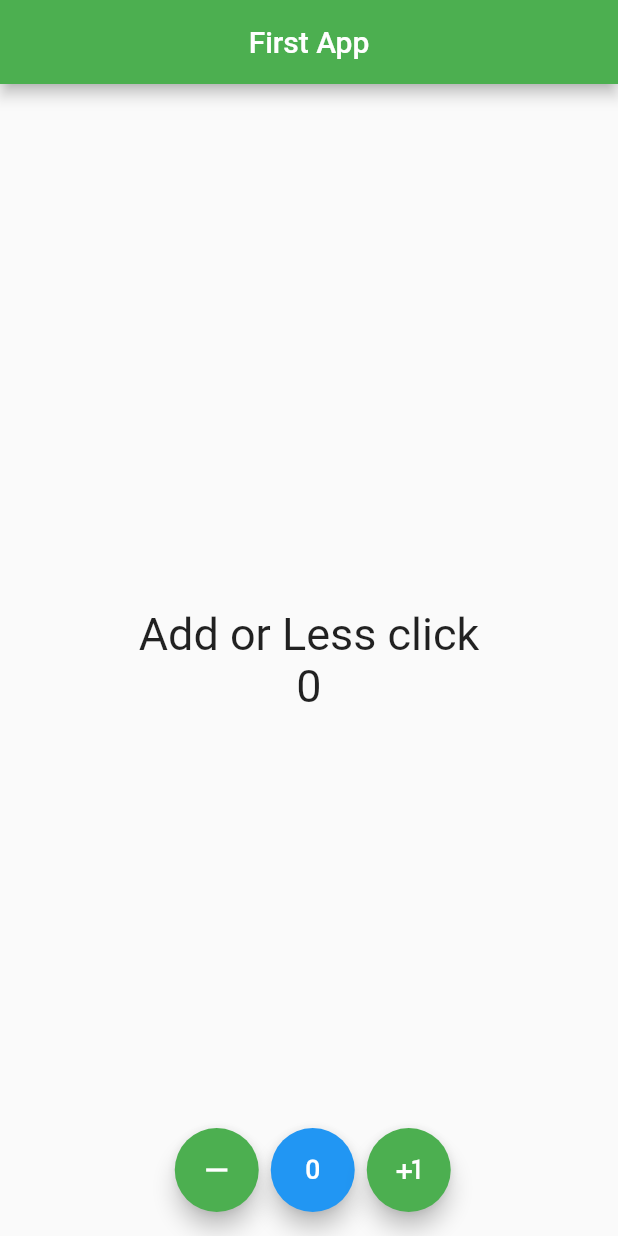
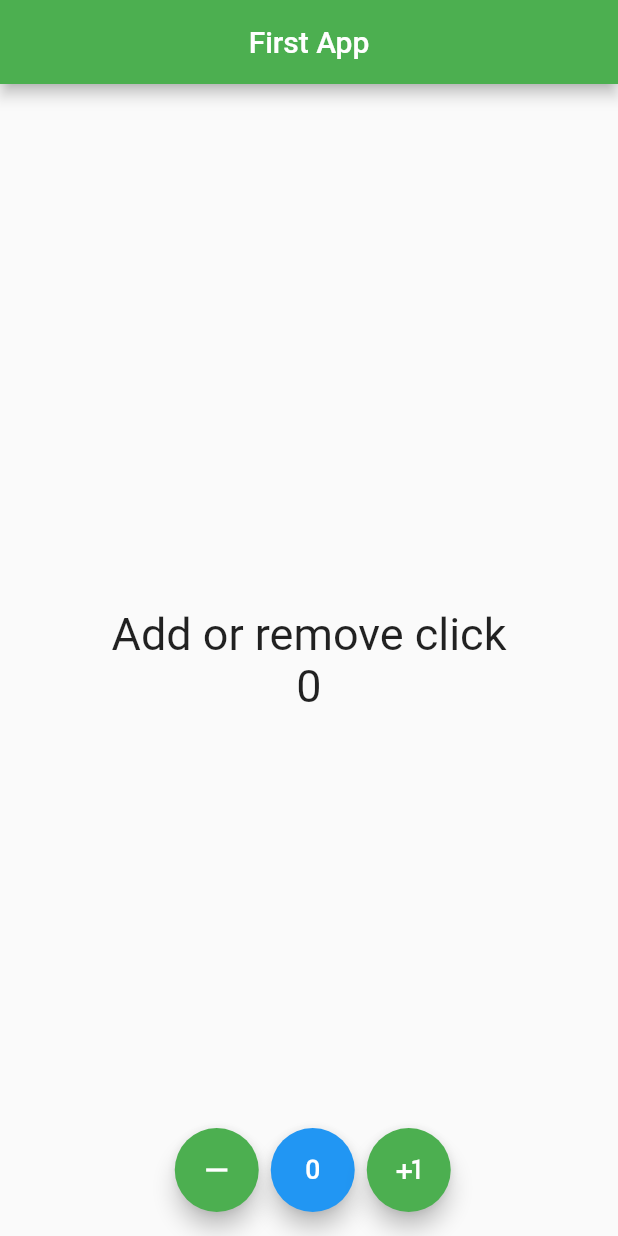
Before and after one commit to seam33/First-Flutter-Application, a Flutter app: the screen it shows after launch, on a phone screen of 412 x 824 dp. Run offline on Flutter 3.47's test engine with Material 2 defaults, Android fonts, the phone set to English and light mode, and no system bars.

Commit message:
In the home_page_statefull.dart file, the message was changed.

```diff
--- a/lib/src/pages/home_page_stateful.dart
+++ b/lib/src/pages/home_page_stateful.dart
@@ -21,7 +21,7 @@ class _HomePageStatefulState extends State<HomePageStateful> {
       body: Center(
         child: Column(
           children: <Widget>[
-            Text('Add or Less click', style: _textStyle),
+            Text('Add or remove click', style: _textStyle),
             Text('$_count', style: _textStyle),
           ],
           mainAxisAlignment: MainAxisAlignment.center,
@@ -37,7 +37,7 @@ class _HomePageStatefulState extends State<HomePageStateful> {
       children: <Widget>[
         SizedBox(width: 5),
         FloatingActionButton(
-            onPressed: _less,
+            onPressed: _remove,
             child: Icon(Icons.remove),
             backgroundColor: Colors.green),
         SizedBox(width: 8),
@@ -55,7 +55,7 @@ class _HomePageStatefulState extends State<HomePageStateful> {
     );
   }
 
-  void _less() {
+  void _remove() {
     setState(() => _count--);
   }
 
```
